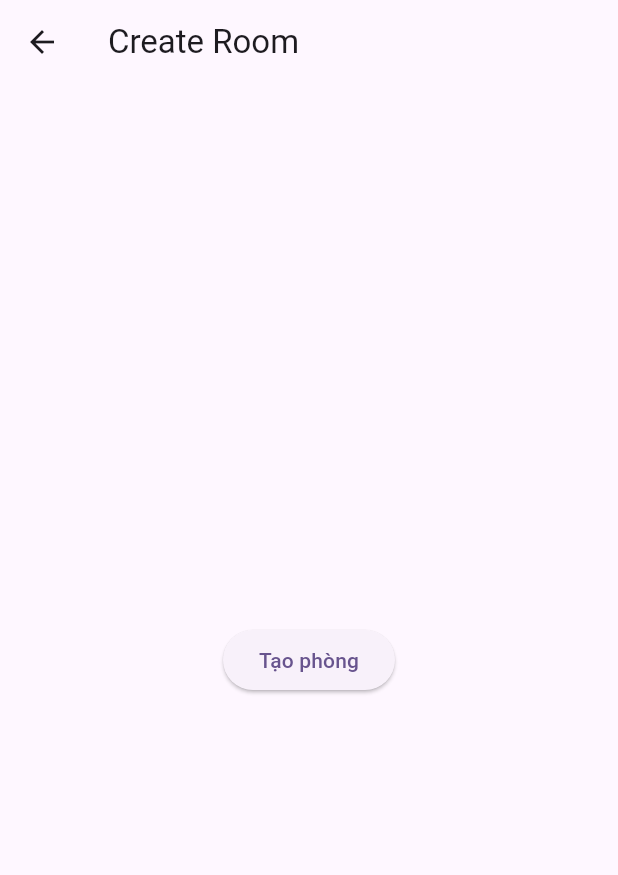
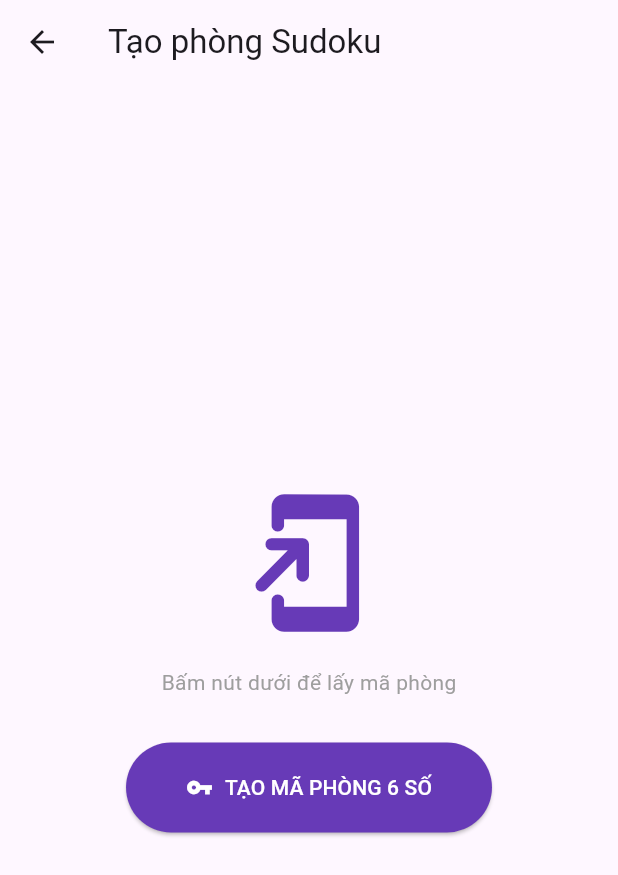
Before and after one commit to nguyenduycbhn-cmyk/gamesudoku, a Flutter app: the CreateRoom screen opened directly with empty values, on a phone screen of 412 x 824 dp. Shown: the top 875 px of the screen. Run offline on Flutter 3.47's test engine with Material 3 defaults, Android fonts, the light colour scheme and no system bars; our stand-ins replace cloud_firestore, firebase_auth, firebase_core, shared_preferences; accounts and stored records are empty.

Commit message:
Cập nhật bài và cấu trúc thư mục

```diff
--- a/lib/create_room.dart
+++ b/lib/create_room.dart
@@ -1,5 +1,8 @@
+import 'dart:math';
 import 'package:flutter/material.dart';
 import 'package:cloud_firestore/cloud_firestore.dart';
+import 'multiplayer_service.dart';
+import 'multiplayer_screen.dart';
 
 class CreateRoom extends StatefulWidget {
   final String userId;
@@ -11,47 +14,127 @@ class CreateRoom extends StatefulWidget {
 
 class _CreateRoomState extends State<CreateRoom> {
   String? roomId;
+  final service = MultiplayerService();
+  bool isLoading = false;
 
   Future<void> createRoom() async {
-    final doc = await FirebaseFirestore.instance.collection('rooms').add({
+    if (widget.userId.isEmpty) {
+      ScaffoldMessenger.of(context).showSnackBar(
+        const SnackBar(content: Text("Lỗi: Bạn chưa đăng nhập!")),
+      );
+      return;
+    }
+
+    setState(() => isLoading = true);
+
+    try {
+      final random = Random();
+      String id = (random.nextInt(900000) + 100000).toString();
+
+      final solution = service.generateSolvedBoard();
+      final board = service.createPuzzle(solution);
+
+      // Lưu vào Firestore với mã 6 số làm Document ID
+      await FirebaseFirestore.instance.collection('rooms').doc(id).set({
         'hostId': widget.userId,
         'guestId': null,
         'status': 'waiting',
+        'board': board,
+        'solution': solution,
+        'players': [widget.userId],
+        'turn': widget.userId,
+        'winner': '',
+        'created': FieldValue.serverTimestamp(),
+      });
 
-      'puzzle': ["1","2","3","4","5","6","7","8","0"],
-
-      'players': {
-        widget.userId: {
-          'progress': 0,
-          'time': 0,
+      if (mounted) {
+        setState(() {
+          roomId = id;
+          isLoading = false;
+        });
+      }
+    } catch (e) {
+      print("LỖI FIREBASE: $e"); // Xem lỗi này ở tab Run
+      if (mounted) {
+        setState(() => isLoading = false);
+        showDialog(
+          context: context,
+          builder: (context) => AlertDialog(
+            title: const Text("Không thể tạo phòng"),
+            content: Text("Lỗi: $e\n\nHãy kiểm tra lại internet hoặc quyền truy cập Firebase của bạn."),
+            actions: [TextButton(onPressed: () => Navigator.pop(context), child: const Text("Đóng"))],
+          ),
+        );
       }
     }
-    });
-
-    setState(() {
-      roomId = doc.id;
-    });
   }
 
   @override
   Widget build(BuildContext context) {
     return Scaffold(
-      appBar: AppBar(title: const Text("Create Room")),
+      appBar: AppBar(title: const Text("Tạo phòng Sudoku")),
       body: Center(
+        child: SingleChildScrollView(
           child: Column(
             mainAxisAlignment: MainAxisAlignment.center,
             children: [
+              if (roomId == null) ...[
+                const Icon(Icons.add_to_home_screen_rounded, size: 100, color: Colors.deepPurple),
+                const SizedBox(height: 20),
+                const Text("Bấm nút dưới để lấy mã phòng", style: TextStyle(color: Colors.grey)),
+                const SizedBox(height: 30),
+                isLoading
+                  ? const CircularProgressIndicator()
+                  : ElevatedButton.icon(
+                      onPressed: createRoom,
+                      icon: const Icon(Icons.vpn_key),
+                      label: const Text("TẠO MÃ PHÒNG 6 SỐ"),
+                      style: ElevatedButton.styleFrom(
+                        padding: const EdgeInsets.symmetric(horizontal: 40, vertical: 20),
+                        backgroundColor: Colors.deepPurple,
+                        foregroundColor: Colors.white,
+                      ),
+                    ),
+              ] else ...[
+                const Icon(Icons.celebration, color: Colors.orange, size: 80),
+                const SizedBox(height: 20),
+                const Text("Mã phòng của bạn là:", style: TextStyle(fontSize: 16)),
+                const SizedBox(height: 10),
+                Container(
+                  padding: const EdgeInsets.symmetric(horizontal: 40, vertical: 20),
+                  decoration: BoxDecoration(
+                    color: Colors.deepPurple.shade50,
+                    borderRadius: BorderRadius.circular(20),
+                    border: Border.all(color: Colors.deepPurple.shade200, width: 2),
+                  ),
+                  child: SelectableText(
+                    roomId!,
+                    style: const TextStyle(
+                      fontSize: 50,
+                      fontWeight: FontWeight.bold,
+                      color: Colors.deepPurple,
+                      letterSpacing: 10
+                    ),
+                  ),
+                ),
+                const SizedBox(height: 30),
+                const Text("Hãy gửi mã này cho bạn chơi", style: TextStyle(color: Colors.grey)),
+                const SizedBox(height: 40),
                 ElevatedButton(
-              onPressed: createRoom,
-              child: const Text("Tạo phòng"),
+                  onPressed: () => Navigator.push(
+                    context,
+                    MaterialPageRoute(builder: (_) => MultiplayerScreen(roomId: roomId!))
                   ),
-
-            if (roomId != null) ...[
-              const SizedBox(height: 20),
-              Text("Room ID: $roomId"),
-              const Text("Share cho bạn bè để join"),
+                  style: ElevatedButton.styleFrom(
+                    backgroundColor: Colors.green,
+                    foregroundColor: Colors.white,
+                    minimumSize: const Size(200, 50)
+                  ),
+                  child: const Text("VÀO SẢNH ĐỢI"),
+                )
               ]
             ],
+          ),
         ),
       ),
     );
```
Also changed, not shown: lib/join_room.dart (+48 -81 lines), lib/main.dart (+35 -5 lines), lib/multiplayer_service.dart (+7 -32 lines). Lines whose indentation alone changed are shown as unchanged.
